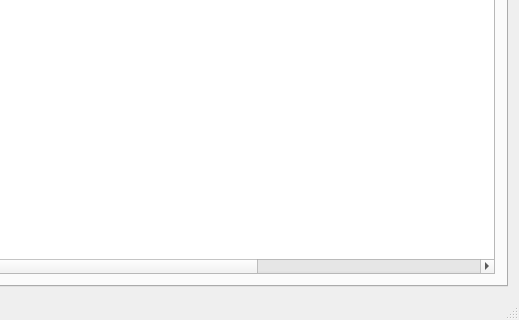
This is GatePlaner/gateplaner.ui in Shenyang122/MathF as Qt 5 draws it before an edit; both pictures show x 163 to 682 and y 140 to 460 of the 682 by 460 pixel window. The edited form follows.
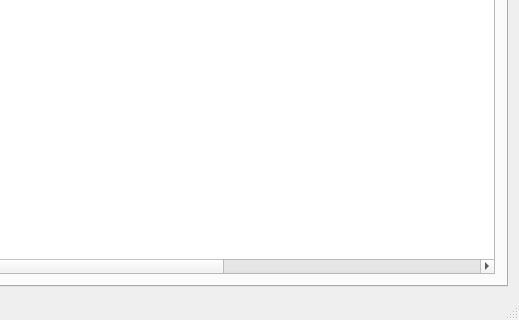
This is the edited form.

The edit to the form file:
```diff
--- a/GatePlaner/gateplaner.ui
+++ b/GatePlaner/gateplaner.ui
@@ -80,6 +80,11 @@
             <string>出发类型</string>
            </property>
           </column>
+          <column>
+           <property name="text">
+            <string>登机口</string>
+           </property>
+          </column>
          </widget>
         </item>
        </layout>
```
